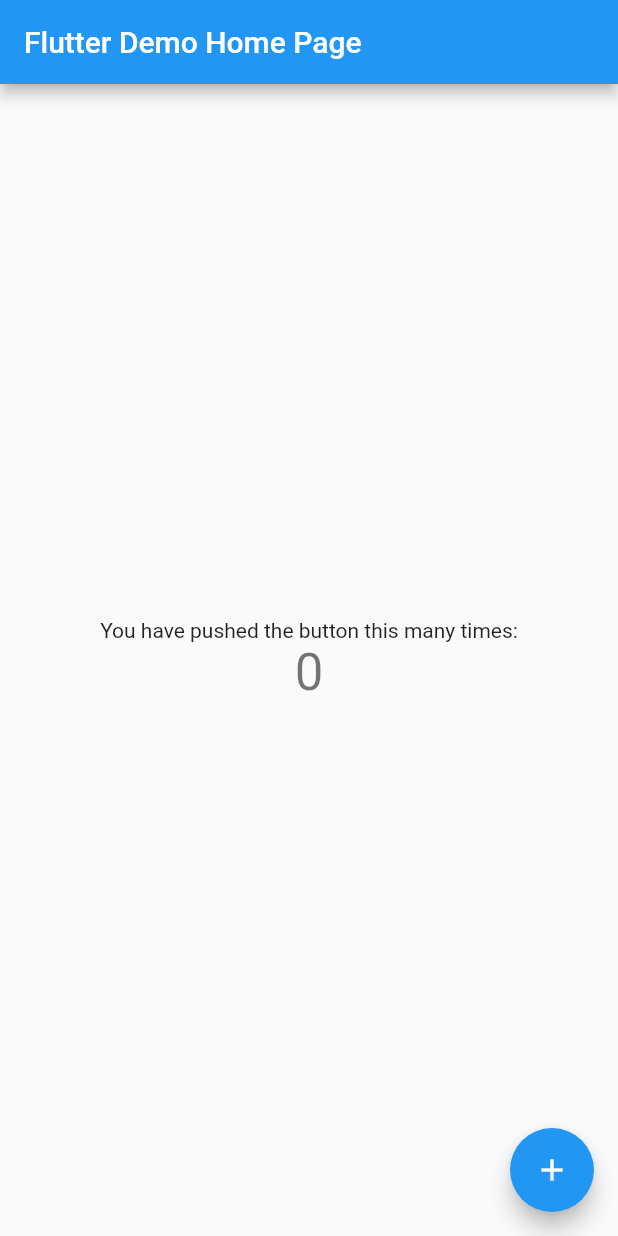
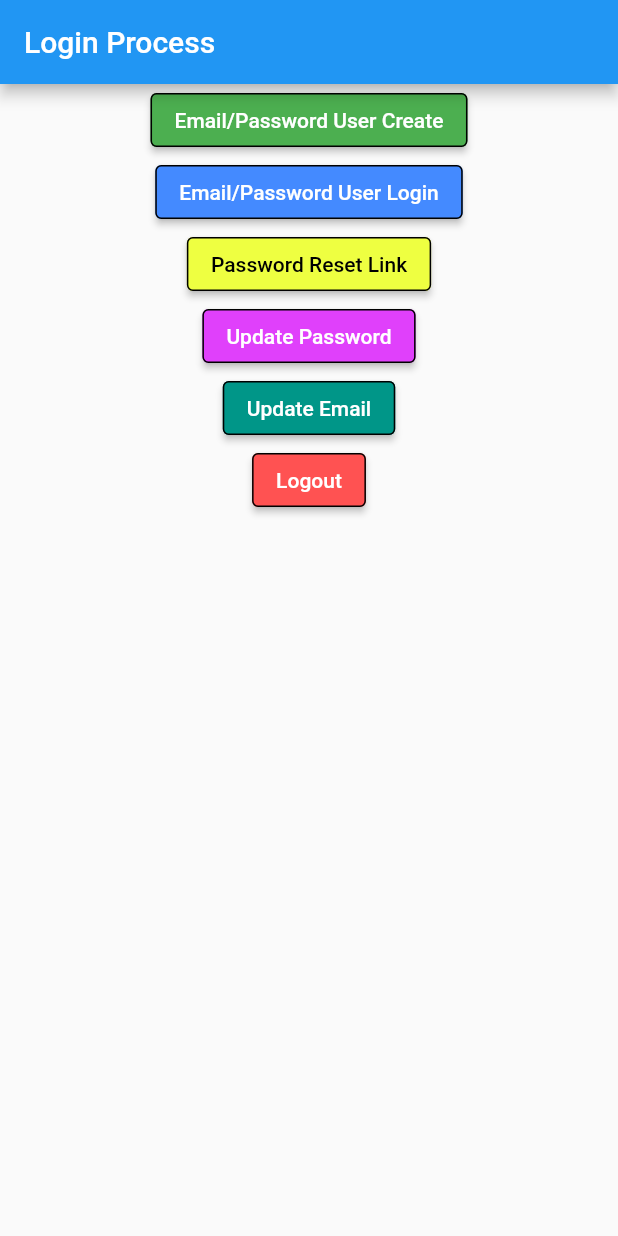
Before and after one commit to hamitseyrek/flutter_firebase_authentication, a Flutter app: the screen it shows after launch, on a phone screen of 412 x 824 dp. Run offline on Flutter 3.47's test engine with Material 2 defaults, Android fonts, the light colour scheme and no system bars; our stand-ins replace firebase_auth, firebase_core; accounts and stored records are empty.

Commit message:
email password auth with firebase

```diff
--- /dev/null
+++ b/lib/login.dart
@@ -0,0 +1,191 @@
+import 'package:flutter/material.dart';
+import 'package:firebase_auth/firebase_auth.dart';
+
+FirebaseAuth _auth = FirebaseAuth.instance;
+
+class LoginProcess extends StatefulWidget {
+  const LoginProcess({Key? key}) : super(key: key);
+  @override
+  _LoginProcessState createState() => _LoginProcessState();
+}
+
+class _LoginProcessState extends State<LoginProcess> {
+  @override
+  void initState() {
+    super.initState();
+    _auth.authStateChanges().listen((User? user) {
+      if (user == null) {
+        debugPrint('User is currently signed out!');
+      } else {
+        debugPrint('User is signed in!');
+      }
+    });
+  }
+
+  @override
+  Widget build(BuildContext context) {
+    return Scaffold(
+      appBar: AppBar(
+        title: const Text('Login Process'),
+      ),
+      body: Center(
+        child: Column(
+          children: [
+            ElevatedButton(
+              onPressed: _emailPasswordCreateUser,
+              child: const Text('Email/Password User Create'),
+              style: ButtonStyle(
+                  backgroundColor: MaterialStateProperty.all(Colors.green),
+                  side: MaterialStateProperty.all(
+                      const BorderSide(color: Colors.black))),
+            ),
+            ElevatedButton(
+              onPressed: _emailPasswordLoginUser,
+              child: const Text('Email/Password User Login'),
+              style: ButtonStyle(
+                  backgroundColor: MaterialStateProperty.all(Colors.blueAccent),
+                  side: MaterialStateProperty.all(
+                      const BorderSide(color: Colors.black))),
+            ),
+            ElevatedButton(
+              onPressed: _emailPasswordResetPassword,
+              child: const Text('Password Reset Link',
+                  style: TextStyle(
+                    color: Colors.black,
+                  )),
+              style: ButtonStyle(
+                  backgroundColor: MaterialStateProperty.all(Colors.limeAccent),
+                  side: MaterialStateProperty.all(
+                      const BorderSide(color: Colors.black))),
+            ),
+            ElevatedButton(
+              onPressed: _updatePassword,
+              child: const Text('Update Password'),
+              style: ButtonStyle(
+                  backgroundColor:
+                      MaterialStateProperty.all(Colors.purpleAccent),
+                  side: MaterialStateProperty.all(
+                      const BorderSide(color: Colors.black))),
+            ),
+            ElevatedButton(
+              onPressed: _updateEmail,
+              child: const Text('Update Email'),
+              style: ButtonStyle(
+                  backgroundColor: MaterialStateProperty.all(Colors.teal),
+                  side: MaterialStateProperty.all(
+                      const BorderSide(color: Colors.black))),
+            ),
+            ElevatedButton(
+              onPressed: _emailPasswordLogoutUser,
+              child: const Text('Logout'),
+              style: ButtonStyle(
+                  backgroundColor: MaterialStateProperty.all(Colors.redAccent),
+                  side: MaterialStateProperty.all(
+                      const BorderSide(color: Colors.black))),
+            ),
+          ],
+        ),
+      ),
+    );
+  }
+
+  void _emailPasswordCreateUser() async {
+    String _email = 'hamitseyrek@gmail.com';
+    String _password = '12345678p';
+    try {
+      UserCredential _credential = await _auth.createUserWithEmailAndPassword(
+          email: _email, password: _password);
+      var _user = _credential.user;
+      await _user!.sendEmailVerification();
+      if (_auth.currentUser != null) {
+        debugPrint('Please verify your email!');
+        await _auth.signOut();
+      } else {}
+      debugPrint(_user.toString());
+    } catch (e) {
+      debugPrint('********************ERROR1****************');
+      debugPrint(e.toString());
+    }
+  }
+
+  void _emailPasswordLoginUser() async {
+    String _email = 'hamitseyrek@gmail.com';
+    String _password = '12345678p';
+    try {
+      if (_auth.currentUser == null) {
+        var _user = (await _auth.signInWithEmailAndPassword(
+                email: _email, password: _password))
+            .user;
+        if (!_user!.emailVerified) {
+          debugPrint('Please verify emai');
+          _auth.signOut();
+        }
+      } else {
+        debugPrint('Already user login');
+      }
+    } on FirebaseAuthException catch (e) {
+      debugPrint('********************ERROR2****************');
+      debugPrint(e.toString());
+    }
+  }
+
+  void _emailPasswordLogoutUser() async {
+    if (_auth.currentUser != null) {
+      await _auth.signOut();
+    }
+  }
+
+  void _emailPasswordResetPassword() async {
+    String _email = 'hamitseyrek@gmail.com';
+    try {
+      await _auth.sendPasswordResetEmail(email: _email);
+    } catch (e) {
+      debugPrint('********************ERROR3****************');
+      debugPrint(e.toString());
+    }
+  }
+
+  void _updatePassword() async {
+    if (_auth.currentUser != null) {
+      try {
+        await _auth.currentUser!.updatePassword('12345678p');
+        debugPrint('*******UPDATED PASSWORD*******');
+      } catch (e) {
+        try {
+          String _email2 = 'hamitseyrek@gmail.com';
+          String _password = '12345678p';
+
+          AuthCredential _credential =
+              EmailAuthProvider.credential(email: _email2, password: _password);
+          await _auth.currentUser!.reauthenticateWithCredential(_credential);
+          await _auth.currentUser!.updatePassword('12345678p');
+        } catch (e) {
+          debugPrint('********************ERROR4****************');
+          debugPrint(e.toString());
+        }
+      }
+    }
+  }
+
+  void _updateEmail() async {
+    if (_auth.currentUser != null) {
+      try {
+        await _auth.currentUser!.updateEmail('hamitseyrek@gmail.com');
+        debugPrint('*******UPDATED EMAIL*******');
+      } catch (e) {
+        try {
+          String _email2 = 'hamitseyrek@gmail.com';
+          String _password = '12345678p';
+
+          AuthCredential _credential =
+              EmailAuthProvider.credential(email: _email2, password: _password);
+          await _auth.currentUser!.reauthenticateWithCredential(_credential);
+          await _auth.currentUser!.updateEmail('hamitseyrek@gmail.com');
+        } catch (e) {
+          debugPrint('********************ERROR4****************');
+          debugPrint(e.toString());
+        }
+      }
+    }
+  }
+}
--- a/lib/main.dart
+++ b/lib/main.dart
@@ -1,4 +1,6 @@
 import 'package:flutter/material.dart';
+import 'package:flutter_firebase_authentication/login.dart';
+import 'package:firebase_core/firebase_core.dart';
 
 void main() {
   runApp(const MyApp());
@@ -7,109 +9,64 @@
 class MyApp extends StatelessWidget {
   const MyApp({Key? key}) : super(key: key);
 
-  // This widget is the root of your application.
   @override
   Widget build(BuildContext context) {
     return MaterialApp(
       title: 'Flutter Demo',
       theme: ThemeData(
-        // This is the theme of your application.
-        //
-        // Try running your application with "flutter run". You'll see the
-        // application has a blue toolbar. Then, without quitting the app, try
-        // changing the primarySwatch below to Colors.green and then invoke
-        // "hot reload" (press "r" in the console where you ran "flutter run",
-        // or simply save your changes to "hot reload" in a Flutter IDE).
-        // Notice that the counter didn't reset back to zero; the application
-        // is not restarted.
         primarySwatch: Colors.blue,
       ),
-      home: const MyHomePage(title: 'Flutter Demo Home Page'),
+      home: const App(),
     );
   }
 }
 
-class MyHomePage extends StatefulWidget {
-  const MyHomePage({Key? key, required this.title}) : super(key: key);
+class App extends StatefulWidget {
+  const App({Key? key}) : super(key: key);
 
-  // This widget is the home page of your application. It is stateful, meaning
-  // that it has a State object (defined below) that contains fields that affect
-  // how it looks.
-
-  // This class is the configuration for the state. It holds the values (in this
-  // case the title) provided by the parent (in this case the App widget) and
-  // used by the build method of the State. Fields in a Widget subclass are
-  // always marked "final".
-
-  final String title;
-
+  // Create the initialization Future outside of `build`:
   @override
-  State<MyHomePage> createState() => _MyHomePageState();
+  _AppState createState() => _AppState();
 }
 
-class _MyHomePageState extends State<MyHomePage> {
-  int _counter = 0;
-
-  void _incrementCounter() {
-    setState(() {
-      // This call to setState tells the Flutter framework that something has
-      // changed in this State, which causes it to rerun the build method below
-      // so that the display can reflect the updated values. If we changed
-      // _counter without calling setState(), then the build method would not be
-      // called again, and so nothing would appear to happen.
-      _counter++;
-    });
-  }
+class _AppState extends State<App> {
+  /// The future is part of the state of our widget. We should not call `initializeApp`
+  /// directly inside [build].
+  final Future<FirebaseApp> _initialization = Firebase.initializeApp();
 
   @override
   Widget build(BuildContext context) {
-    // This method is rerun every time setState is called, for instance as done
-    // by the _incrementCounter method above.
-    //
-    // The Flutter framework has been optimized to make rerunning build methods
-    // fast, so that you can just rebuild anything that needs updating rather
-    // than having to individually change instances of widgets.
-    return Scaffold(
-      appBar: AppBar(
-        // Here we take the value from the MyHomePage object that was created by
-        // the App.build method, and use it to set our appbar title.
-        title: Text(widget.title),
-      ),
-      body: Center(
-        // Center is a layout widget. It takes a single child and positions it
-        // in the middle of the parent.
-        child: Column(
-          // Column is also a layout widget. It takes a list of children and
-          // arranges them vertically. By default, it sizes itself to fit its
-          // children horizontally, and tries to be as tall as its parent.
-          //
-          // Invoke "debug painting" (press "p" in the console, choose the
-          // "Toggle Debug Paint" action from the Flutter Inspector in Android
-          // Studio, or the "Toggle Debug Paint" command in Visual Studio Code)
-          // to see the wireframe for each widget.
-          //
-          // Column has various properties to control how it sizes itself and
-          // how it positions its children. Here we use mainAxisAlignment to
-          // center the children vertically; the main axis here is the vertical
-          // axis because Columns are vertical (the cross axis would be
-          // horizontal).
-          mainAxisAlignment: MainAxisAlignment.center,
-          children: <Widget>[
-            const Text(
-              'You have pushed the button this many times:',
+    return FutureBuilder(
+      // Initialize FlutterFire:
+      future: _initialization,
+      builder: (context, snapshot) {
+        // Check for errors
+        if (snapshot.hasError) {
+          return Scaffold(
+            appBar: AppBar(
+              title: const Text('data'),
             ),
-            Text(
-              '$_counter',
-              style: Theme.of(context).textTheme.headline4,
+            body: const Center(
+              child: Text('Hata Çıktı'),
             ),
-          ],
-        ),
-      ),
-      floatingActionButton: FloatingActionButton(
-        onPressed: _incrementCounter,
-        tooltip: 'Increment',
-        child: const Icon(Icons.add),
-      ), // This trailing comma makes auto-formatting nicer for build methods.
+          );
+        }
+
+        // Once complete, show your application
+        if (snapshot.connectionState == ConnectionState.done) {
+          return const LoginProcess();
+        }
+
+        // Otherwise, show something whilst waiting for initialization to complete
+        return Scaffold(
+          appBar: AppBar(
+            title: const Text('data'),
+          ),
+          body: const Center(
+            child: CircularProgressIndicator(),
+          ),
+        );
+      },
     );
   }
 }
--- a/pubspec.yaml
+++ b/pubspec.yaml
@@ -29,11 +29,12 @@
 dependencies:
   flutter:
     sdk: flutter
-
+  firebase_core: ^1.6.0
 
   # The following adds the Cupertino Icons font to your application.
   # Use with the CupertinoIcons class for iOS style icons.
   cupertino_icons: ^1.0.2
+  firebase_auth: ^3.1.1
 
 dev_dependencies:
   flutter_test:
```
Also changed, not shown: pubspec.lock, 4 other files.
